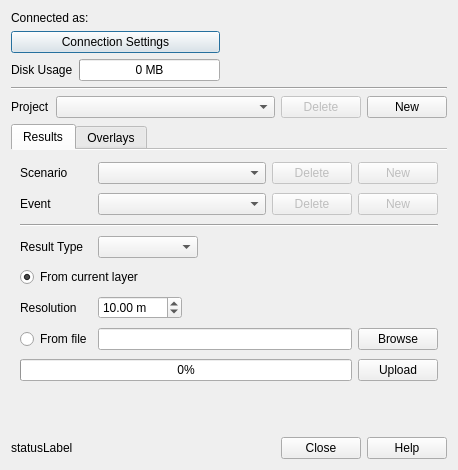
First picture: the form in qgis_plugin/illuvis/upload_dialog_widget.ui, repository lutraconsulting/qgis-crayfish-plugin, before the edit.
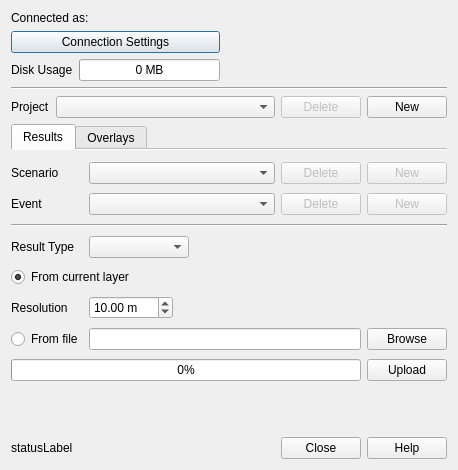
Second picture: the form after the edit. Icons and pictures are not drawn.

Commit message: Small GUI fixes + show timestep in uploader dialog

Patch:
```diff
--- a/qgis_plugin/illuvis/upload_dialog_widget.ui
+++ b/qgis_plugin/illuvis/upload_dialog_widget.ui
@@ -208,6 +208,12 @@
        <string>Results</string>
       </attribute>
       <layout class="QGridLayout" name="gridLayout_2">
+       <property name="leftMargin">
+        <number>0</number>
+       </property>
+       <property name="rightMargin">
+        <number>0</number>
+       </property>
        <item row="0" column="2">
         <widget class="QPushButton" name="deleteScenarioPushButton">
          <property name="enabled">
@@ -383,16 +389,6 @@
          </property>
         </widget>
        </item>
-       <item row="7" column="0" colspan="2">
-        <widget class="QRadioButton" name="fromCurrentRadioButton">
-         <property name="text">
-          <string>From current layer</string>
-         </property>
-         <property name="checked">
-          <bool>true</bool>
-         </property>
-        </widget>
-       </item>
        <item row="10" column="0">
         <widget class="QRadioButton" name="fromFileRadioButton">
          <property name="text">
@@ -442,6 +438,16 @@
          </property>
         </widget>
        </item>
+       <item row="7" column="0" colspan="4">
+        <widget class="QRadioButton" name="fromCurrentRadioButton">
+         <property name="text">
+          <string>From current layer</string>
+         </property>
+         <property name="checked">
+          <bool>true</bool>
+         </property>
+        </widget>
+       </item>
       </layout>
       <zorder>uploadPushButton</zorder>
       <zorder>newEventPushButton</zorder>
```
Left out of the diff: 6 changed lines with no effect on the pictures. The commit also changes 7 other files.
